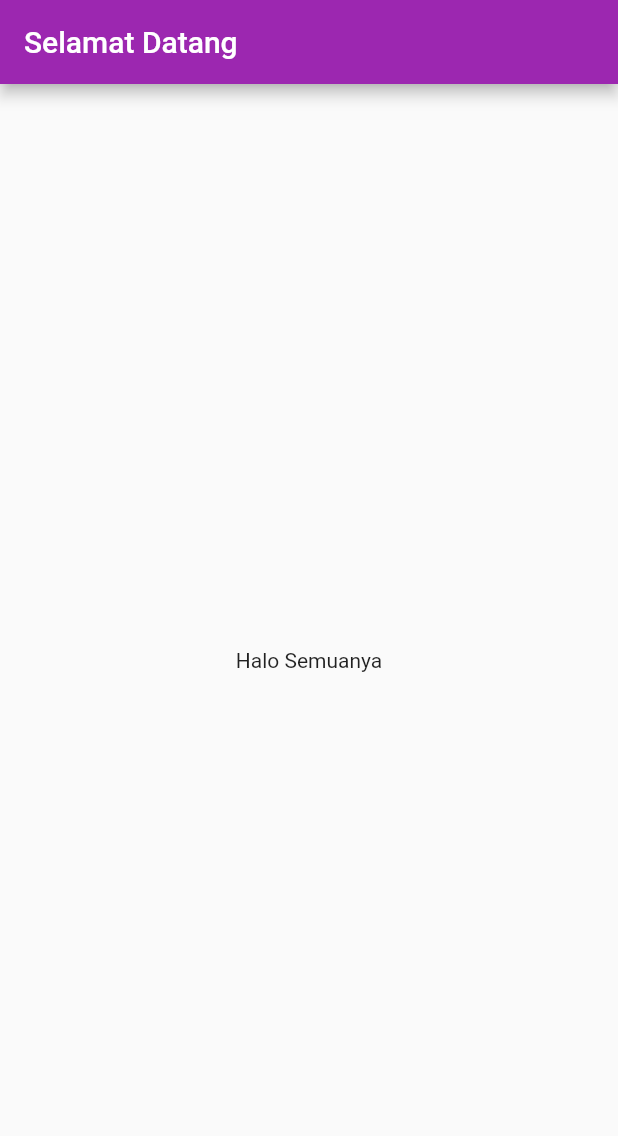
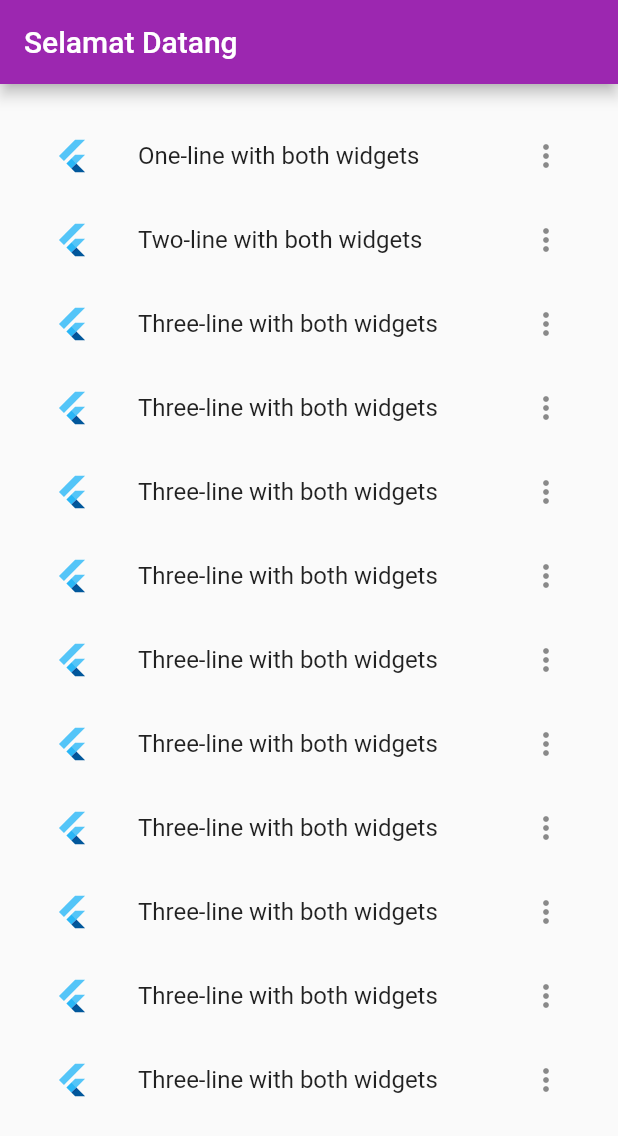
Before and after one commit to dianprawira/flutter_starter, a Flutter app: the screen it shows after launch, on a phone screen of 412 x 824 dp. Shown: the top 1136 px of the screen. Run offline on Flutter 3.47's test engine with Material 2 defaults, Android fonts, the phone set to English and light mode, and no system bars.

Commit message:
latihan membuat listview

```diff
--- a/lib/main.dart
+++ b/lib/main.dart
@@ -1,4 +1,5 @@
 import 'package:flutter/material.dart';
+import 'package:flutter_starter/ui/daftarku.dart';
 import 'ui/my_home_page.dart';
 
 void main() {
@@ -15,7 +16,7 @@ class MyApp extends StatelessWidget {
       theme: ThemeData(
         primarySwatch: Colors.purple,
       ),
-      home: const MyHomePage(
+      home: const Daftarku(
         title: 'Selamat Datang',
       ),
     );
--- /dev/null
+++ b/lib/ui/daftarku.dart
@@ -0,0 +1,81 @@
+import 'package:flutter/material.dart';
+
+class Daftarku extends StatelessWidget {
+  const Daftarku({super.key, required this.title});
+
+  final String title;
+
+  @override
+  Widget build(BuildContext context) {
+    return Scaffold(
+      appBar: AppBar(
+        title: Text(title),
+      ),
+      body: ListView(
+        padding: const EdgeInsets.all(20),
+        children: const [
+          ListTile(
+            leading: FlutterLogo(),
+            title: Text('One-line with both widgets'),
+            trailing: Icon(Icons.more_vert),
+          ),
+          ListTile(
+            leading: FlutterLogo(),
+            title: Text('Two-line with both widgets'),
+            trailing: Icon(Icons.more_vert),
+          ),
+          ListTile(
+            leading: FlutterLogo(),
+            title: Text('Three-line with both widgets'),
+            trailing: Icon(Icons.more_vert),
+          ),
+          ListTile(
+            leading: FlutterLogo(),
+            title: Text('Three-line with both widgets'),
+            trailing: Icon(Icons.more_vert),
+          ),
+          ListTile(
+            leading: FlutterLogo(),
+            title: Text('Three-line with both widgets'),
+            trailing: Icon(Icons.more_vert),
+          ),
+          ListTile(
+            leading: FlutterLogo(),
+            title: Text('Three-line with both widgets'),
+            trailing: Icon(Icons.more_vert),
+          ),
+          ListTile(
+            leading: FlutterLogo(),
+            title: Text('Three-line with both widgets'),
+            trailing: Icon(Icons.more_vert),
+          ),
+          ListTile(
+            leading: FlutterLogo(),
+            title: Text('Three-line with both widgets'),
+            trailing: Icon(Icons.more_vert),
+          ),
+          ListTile(
+            leading: FlutterLogo(),
+            title: Text('Three-line with both widgets'),
+            trailing: Icon(Icons.more_vert),
+          ),
+          ListTile(
+            leading: FlutterLogo(),
+            title: Text('Three-line with both widgets'),
+            trailing: Icon(Icons.more_vert),
+          ),
+          ListTile(
+            leading: FlutterLogo(),
+            title: Text('Three-line with both widgets'),
+            trailing: Icon(Icons.more_vert),
+          ),
+          ListTile(
+            leading: FlutterLogo(),
+            title: Text('Three-line with both widgets'),
+            trailing: Icon(Icons.more_vert),
+          ),
+        ],
+      ),
+    );
+  }
+}
```
